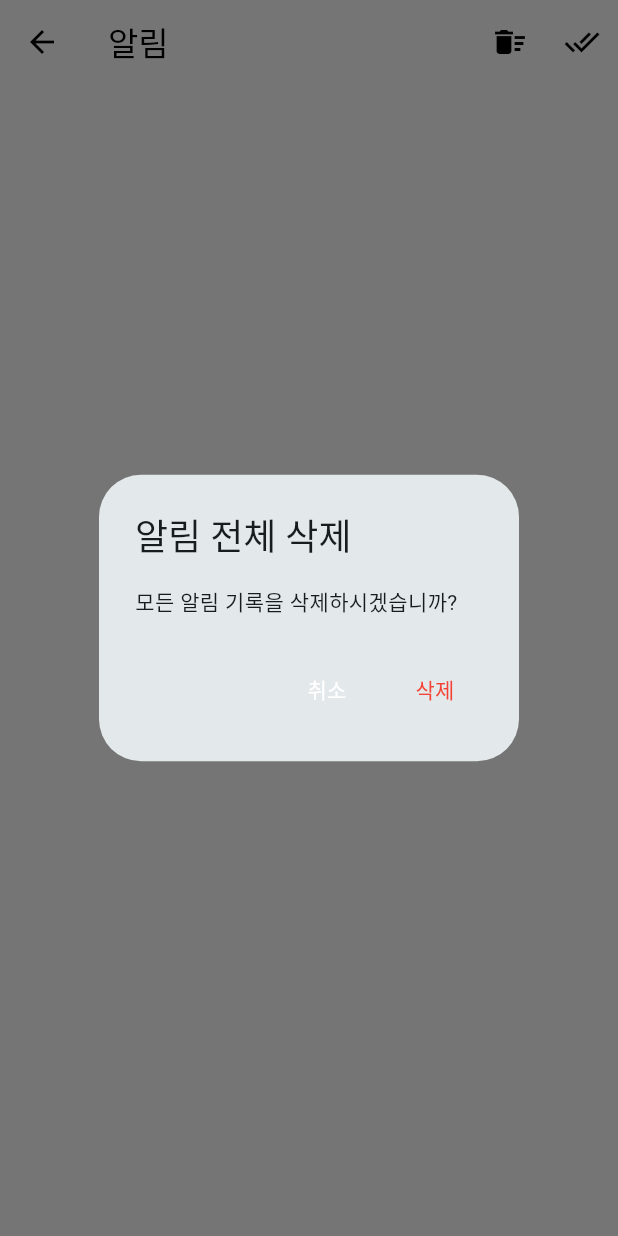
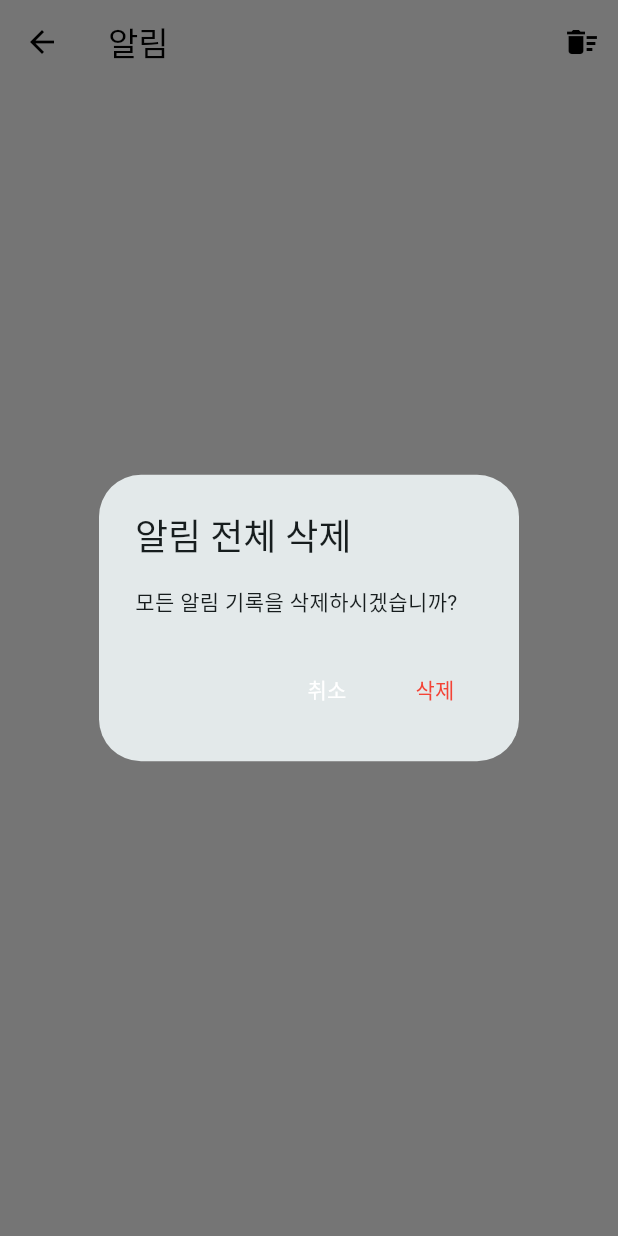
Before and after one commit to dayeongwak/Project_Ailgi, a Flutter app: the NotificationHistoryPage screen opened directly, after a tap on the "delete sweep" icon, on a phone screen of 412 x 824 dp. Run offline on Flutter 3.47's test engine with Material 3 defaults, Android fonts, the phone set to English and light mode, and no system bars; our stand-ins replace cloud_firestore, firebase_auth, firebase_core, firebase_messaging, firebase_storage, fl_chart and 11 more; missing offline and left inert: passcode_screen; accounts and stored records are empty; network calls fail.

Commit message:
20251203 커밋

```diff
--- a/lib/notification_history_page.dart
+++ b/lib/notification_history_page.dart
@@ -14,13 +14,55 @@ class _NotificationHistoryPageState extends State<NotificationHistoryPage> {
   final _firestore = FirebaseFirestore.instance;
   final _myUid = FirebaseAuth.instance.currentUser?.uid;
 
+  @override
+  void initState() {
+    super.initState();
+    // ✅ [핵심] 페이지에 들어오면 즉시 모든 알림을 '읽음'으로 변경
+    _markAllAsRead();
+  }
+
+  // 1. 모든 알림 '읽음' 처리 함수
+  Future<void> _markAllAsRead() async {
+    if (_myUid == null) return;
+
+    try {
+      // 읽지 않은('read' == false) 알림만 가져오기
+      final snapshot = await _firestore
+          .collection('users')
+          .doc(_myUid)
+          .collection('notifications')
+          .where('read', isEqualTo: false)
+          .get();
+
+      if (snapshot.docs.isEmpty) return;
+
+      // 한 번에 업데이트 (Batch)
+      final batch = _firestore.batch();
+      for (var doc in snapshot.docs) {
+        batch.update(doc.reference, {'read': true});
+      }
+      await batch.commit();
+      // print("모든 알림 읽음 처리 완료");
+    } catch (e) {
+      print("알림 읽음 처리 실패: $e");
+    }
+  }
+
+  // 2. 개별 알림 삭제 함수 (스와이프)
   Future<void> _deleteNotification(String docId) async {
     if (_myUid == null) return;
-    await _firestore.collection('users').doc(_myUid).collection('notifications').doc(docId).delete();
+    await _firestore
+        .collection('users')
+        .doc(_myUid)
+        .collection('notifications')
+        .doc(docId)
+        .delete();
   }
 
+  // 3. 전체 알림 삭제 함수 (휴지통 버튼)
   Future<void> _deleteAllNotifications() async {
     if (_myUid == null) return;
+
     final confirm = await showDialog<bool>(
       context: context,
       builder: (context) => AlertDialog(
@@ -28,81 +70,135 @@ class _NotificationHistoryPageState extends State<NotificationHistoryPage> {
         content: const Text("모든 알림 기록을 삭제하시겠습니까?"),
         actions: [
           TextButton(onPressed: () => Navigator.pop(context, false), child: const Text("취소")),
-          TextButton(onPressed: () => Navigator.pop(context, true), child: const Text("삭제", style: TextStyle(color: Colors.red))),
+          TextButton(
+              onPressed: () => Navigator.pop(context, true),
+              child: const Text("삭제", style: TextStyle(color: Colors.red))),
         ],
       ),
     );
 
     if (confirm == true) {
-      final snapshot = await _firestore.collection('users').doc(_myUid).collection('notifications').get();
+      final snapshot = await _firestore
+          .collection('users')
+          .doc(_myUid)
+          .collection('notifications')
+          .get();
+
       final batch = _firestore.batch();
-      for (final doc in snapshot.docs) batch.delete(doc.reference);
+      for (final doc in snapshot.docs) {
+        batch.delete(doc.reference);
+      }
       await batch.commit();
-      if (mounted) ScaffoldMessenger.of(context).showSnackBar(const SnackBar(content: Text("모든 알림이 삭제되었습니다.")));
+
+      if (mounted) {
+        ScaffoldMessenger.of(context).showSnackBar(
+          const SnackBar(content: Text("모든 알림이 삭제되었습니다.")),
+        );
+      }
     }
   }
 
-  Future<void> _markAsRead(DocumentReference docRef) async {
-    await docRef.update({'read': true});
-  }
-
-  Future<void> _markAllAsRead() async {
-    if (_myUid == null) return;
-    final snapshot = await _firestore.collection('users').doc(_myUid).collection('notifications').where('read', isEqualTo: false).get();
-    final batch = _firestore.batch();
-    for (var doc in snapshot.docs) batch.update(doc.reference, {'read': true});
-    await batch.commit();
-  }
-
+  // 타임스탬프 포맷팅
   String _formatTimestamp(Timestamp? timestamp) {
     if (timestamp == null) return '';
     final date = timestamp.toDate();
     final now = DateTime.now();
     final difference = now.difference(date);
-    if (difference.inMinutes < 60) return '${difference.inMinutes}분 전';
-    if (difference.inHours < 24) return '${difference.inHours}시간 전';
-    return DateFormat('MM/dd HH:mm').format(date);
+
+    if (difference.inMinutes < 60) {
+      return '${difference.inMinutes}분 전';
+    } else if (difference.inHours < 24) {
+      return '${difference.inHours}시간 전';
+    } else {
+      return DateFormat('MM/dd HH:mm').format(date);
+    }
   }
 
-  void _handleNotificationTap(BuildContext context, Map<String, dynamic> data, DocumentReference docRef) {
+  // 알림 탭 처리 함수
+  void _handleNotificationTap(
+      BuildContext context, Map<String, dynamic> data, DocumentReference docRef) {
+    // 이미 읽음 처리되었겠지만, 안전장치로 한 번 더 확인
     final bool isRead = data['read'] ?? false;
-    if (!isRead) _markAsRead(docRef);
-    ScaffoldMessenger.of(context).showSnackBar(const SnackBar(content: Text('확인했습니다.')));
+    if (!isRead) {
+      docRef.update({'read': true});
+    }
+
+    ScaffoldMessenger.of(context).showSnackBar(
+      const SnackBar(content: Text('확인했습니다.')),
+    );
   }
 
   @override
   Widget build(BuildContext context) {
     if (_myUid == null) {
-      return Scaffold(appBar: AppBar(title: const Text('알림')), body: const Center(child: Text('로그인이 필요합니다.')));
+      return Scaffold(
+        appBar: AppBar(title: const Text('알림')),
+        body: const Center(child: Text('로그인이 필요합니다.')),
+      );
     }
 
     return Scaffold(
       appBar: AppBar(
         title: const Text('알림'),
         actions: [
-          IconButton(icon: const Icon(Icons.delete_sweep), tooltip: '전체 삭제', onPressed: _deleteAllNotifications),
-          IconButton(icon: const Icon(Icons.done_all), tooltip: '모두 읽음', onPressed: _markAllAsRead),
+          // 전체 삭제 버튼
+          IconButton(
+            icon: const Icon(Icons.delete_sweep),
+            tooltip: '전체 삭제',
+            onPressed: _deleteAllNotifications,
+          ),
         ],
       ),
       body: StreamBuilder<QuerySnapshot>(
-        stream: _firestore.collection('users').doc(_myUid).collection('notifications').orderBy('timestamp', descending: true).limit(50).snapshots(),
+        stream: _firestore
+            .collection('users')
+            .doc(_myUid)
+            .collection('notifications')
+            .orderBy('timestamp', descending: true)
+            .limit(50)
+            .snapshots(),
         builder: (context, snapshot) {
-          if (snapshot.connectionState == ConnectionState.waiting) return const Center(child: CircularProgressIndicator());
+          if (snapshot.connectionState == ConnectionState.waiting) {
+            return const Center(child: CircularProgressIndicator());
+          }
+
           final notifications = snapshot.data?.docs ?? [];
+
           if (notifications.isEmpty) {
-            return Center(child: Column(mainAxisAlignment: MainAxisAlignment.center, children: [Icon(Icons.notifications_off, size: 60, color: Colors.grey[400]), const SizedBox(height: 16), Text('새로운 알림이 없습니다.', style: TextStyle(color: Colors.grey[600]))]));
+            return Center(
+              child: Column(
+                mainAxisAlignment: MainAxisAlignment.center,
+                children: [
+                  Icon(Icons.notifications_off, size: 60, color: Colors.grey[400]),
+                  const SizedBox(height: 16),
+                  Text('새로운 알림이 없습니다.', style: TextStyle(color: Colors.grey[600])),
+                ],
+              ),
+            );
           }
+
           return ListView.builder(
             itemCount: notifications.length,
             itemBuilder: (context, index) {
               final doc = notifications[index];
               final data = doc.data() as Map<String, dynamic>;
+              // 여기서 read 상태를 확인하지만, initState에서 이미 true로 바꿨으므로
+              // 화면에 들어온 직후에는 '읽음(흰색)' 상태로 보일 것입니다.
+              final bool isRead = data['read'] ?? false;
+
               return Dismissible(
                 key: Key(doc.id),
                 direction: DismissDirection.endToStart,
-                background: Container(color: Colors.red, alignment: Alignment.centerRight, padding: const EdgeInsets.only(right: 20), child: const Icon(Icons.delete, color: Colors.white)),
-                onDismissed: (_) => _deleteNotification(doc.id),
-                child: _buildNotificationTile(data, data['read'] ?? false, doc.reference),
+                background: Container(
+                  color: Colors.red,
+                  alignment: Alignment.centerRight,
+                  padding: const EdgeInsets.only(right: 20),
+                  child: const Icon(Icons.delete, color: Colors.white),
+                ),
+                onDismissed: (direction) {
+                  _deleteNotification(doc.id);
+                },
+                child: _buildNotificationTile(data, isRead, doc.reference),
               );
             },
           );
@@ -118,7 +214,7 @@ class _NotificationHistoryPageState extends State<NotificationHistoryPage> {
     String titleText = '';
     String subtitleText = data['body'] ?? '';
 
-    // ✅ [수정됨] 저장된 제목(title)이 있으면 우선 사용
+    // 제목(title)이 있으면 우선 사용 (NotificationService에서 저장한 값)
     if (data['title'] != null && data['title'].toString().isNotEmpty) {
       titleText = data['title'];
     } else if (type == 'like') {
@@ -129,21 +225,42 @@ class _NotificationHistoryPageState extends State<NotificationHistoryPage> {
     }
 
     Timestamp? timestamp;
-    if (data['timestamp'] is Timestamp) timestamp = data['timestamp'] as Timestamp;
-    else if (data['timestamp'] is int) timestamp = Timestamp.fromMillisecondsSinceEpoch(data['timestamp'] as int);
+    if (data['timestamp'] is Timestamp) {
+      timestamp = data['timestamp'] as Timestamp;
+    } else if (data['timestamp'] is int) {
+      timestamp = Timestamp.fromMillisecondsSinceEpoch(data['timestamp'] as int);
+    }
 
-    IconData iconData = (type == 'system' || type == 'daily_reminder') ? Icons.notifications_active : Icons.notifications;
+    IconData iconData = (type == 'system' || type == 'daily_reminder')
+        ? Icons.notifications_active
+        : Icons.notifications;
     Color iconColor = Colors.orange;
 
     return Card(
       margin: const EdgeInsets.symmetric(horizontal: 8, vertical: 4),
       elevation: 0,
-      color: isRead ? Colors.grey[100] : Colors.blue.shade50,
+      color: isRead ? Colors.grey[100] : Colors.blue.shade50, // 읽음: 회색조, 안읽음: 푸른빛
       child: ListTile(
-        leading: CircleAvatar(backgroundColor: Colors.white, child: Icon(iconData, color: iconColor)),
-        title: Text(titleText, style: TextStyle(fontWeight: isRead ? FontWeight.normal : FontWeight.bold, color: isRead ? Colors.grey[700] : Colors.black)),
-        subtitle: Text(subtitleText, maxLines: 2, overflow: TextOverflow.ellipsis),
-        trailing: Text(_formatTimestamp(timestamp), style: TextStyle(fontSize: 12, color: Colors.grey[600])),
+        leading: CircleAvatar(
+          backgroundColor: Colors.white,
+          child: Icon(iconData, color: iconColor),
+        ),
+        title: Text(
+          titleText,
+          style: TextStyle(
+            fontWeight: isRead ? FontWeight.normal : FontWeight.bold,
+            color: isRead ? Colors.grey[700] : Colors.black,
+          ),
+        ),
+        subtitle: Text(
+          subtitleText,
+          maxLines: 2,
+          overflow: TextOverflow.ellipsis,
+        ),
+        trailing: Text(
+          _formatTimestamp(timestamp),
+          style: TextStyle(fontSize: 12, color: Colors.grey[600]),
+        ),
         onTap: () => _handleNotificationTap(context, data, docRef),
       ),
     );
```
